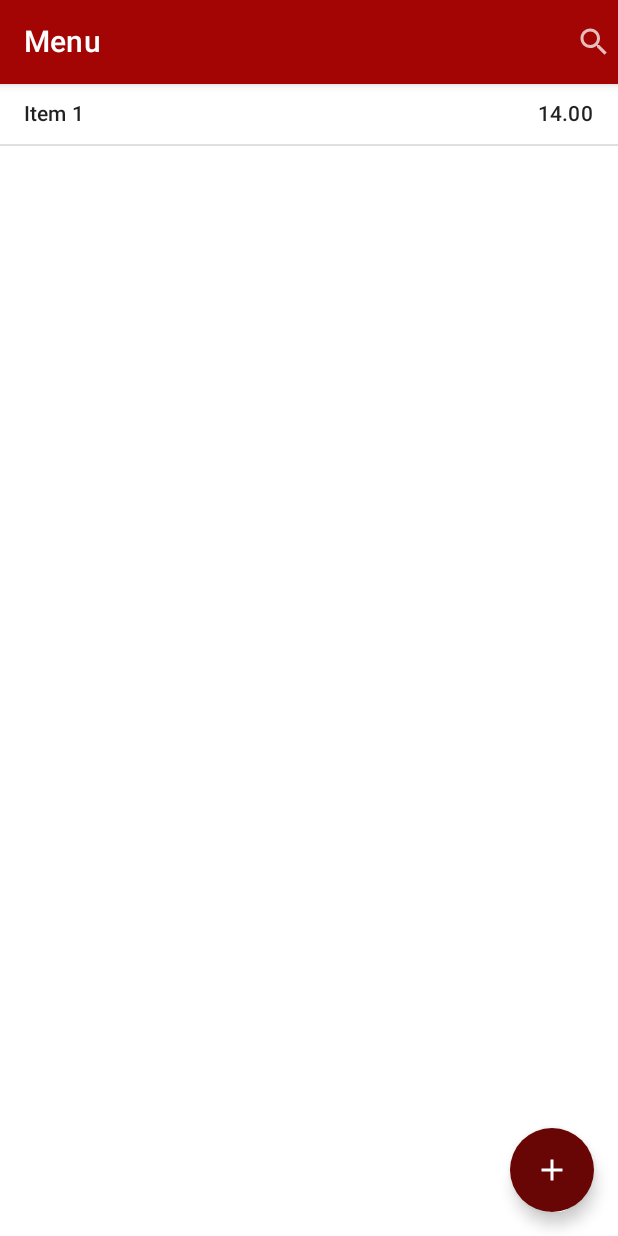
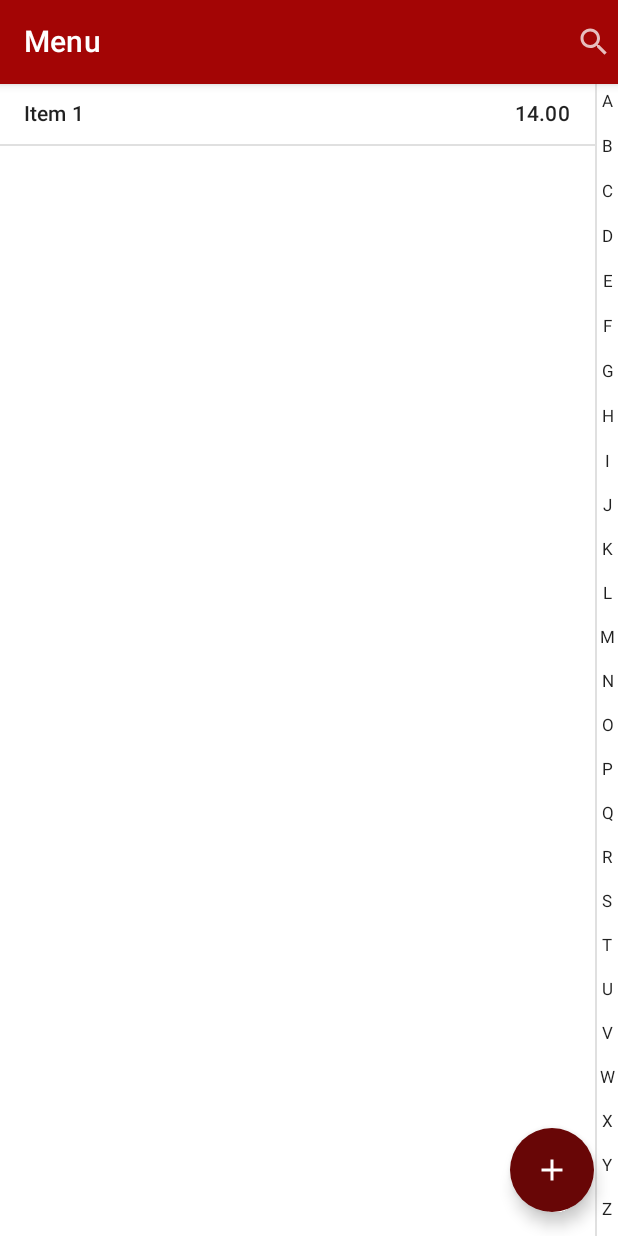
Before and after one commit to mohammadmahozi/Talabiya, an Android app built with Jetpack Compose: the @Preview function PreviewCreateSuborderScreen, on a phone screen of 412 x 824 dp. Run offline under Robolectric (Android 15) with nearby library versions, the phone set to English and light mode, and no system bars.

Commit message:
Add Order items screen ui

```diff
--- a/app/src/main/java/com/mahozi/sayed/talabiya/core/Presenters.kt
+++ b/app/src/main/java/com/mahozi/sayed/talabiya/core/Presenters.kt
@@ -7,6 +7,8 @@ import com.mahozi.sayed.talabiya.order.details.tabs.OrderDetailsPresenter
 import com.mahozi.sayed.talabiya.order.details.tabs.OrderDetailsScreen
 import com.mahozi.sayed.talabiya.order.list.ui.OrdersPresenter
 import com.mahozi.sayed.talabiya.order.list.ui.OrdersScreen
+import com.mahozi.sayed.talabiya.order.suborder.CreateSuborderPresenter
+import com.mahozi.sayed.talabiya.order.suborder.CreateSuborderScreen
 import com.mahozi.sayed.talabiya.resturant.create.CreateRestaurantPresenter
 import com.mahozi.sayed.talabiya.resturant.create.CreateRestaurantScreen
 import com.mahozi.sayed.talabiya.resturant.list.RestaurantsPresenter
@@ -33,6 +35,7 @@ class Presenters @Inject constructor(
   private val createMenuItemPresenter: CreateMenuItemPresenter.Factory,
   private val usersPresenter: Provider<UsersPresenter>,
   private val createUserPresenter: Provider<CreateUserPresenter>,
+  private val createSuborderPresenter: CreateSuborderPresenter.Factory,
 ) {
 
   fun create(screen: Screen): Presenter<*, *> {
@@ -46,6 +49,7 @@ class Presenters @Inject constructor(
       is CreateMenuItemScreen -> createMenuItemPresenter.create(screen.restaurantId)
       is UsersScreen -> usersPresenter.get()
       is CreateUserScreen -> createUserPresenter.get()
+      is CreateSuborderScreen -> createSuborderPresenter.create(screen)
       else -> throw IllegalStateException("Unknown screen $screen")
     }
   }
--- a/app/src/main/java/com/mahozi/sayed/talabiya/order/suborder/CreateSuborderScreen.kt
+++ b/app/src/main/java/com/mahozi/sayed/talabiya/order/suborder/CreateSuborderScreen.kt
@@ -1,19 +1,46 @@
 package com.mahozi.sayed.talabiya.order.suborder
 
+import android.util.Log
+import android.view.MotionEvent
+import androidx.compose.foundation.background
 import androidx.compose.foundation.clickable
+import androidx.compose.foundation.gestures.detectDragGestures
+import androidx.compose.foundation.gestures.detectTapGestures
+import androidx.compose.foundation.layout.Arrangement
+import androidx.compose.foundation.layout.Column
 import androidx.compose.foundation.layout.Row
+import androidx.compose.foundation.layout.RowScope
 import androidx.compose.foundation.layout.Spacer
+import androidx.compose.foundation.layout.fillMaxHeight
 import androidx.compose.foundation.layout.padding
+import androidx.compose.foundation.layout.width
 import androidx.compose.foundation.lazy.LazyColumn
 import androidx.compose.foundation.lazy.items
+import androidx.compose.foundation.lazy.rememberLazyListState
 import androidx.compose.material.Divider
 import androidx.compose.material.Scaffold
 import androidx.compose.material.Text
 import androidx.compose.runtime.Composable
+import androidx.compose.runtime.getValue
+import androidx.compose.runtime.mutableStateMapOf
+import androidx.compose.runtime.mutableStateOf
+import androidx.compose.runtime.remember
+import androidx.compose.runtime.rememberCoroutineScope
+import androidx.compose.runtime.setValue
 import androidx.compose.ui.Alignment
+import androidx.compose.ui.ExperimentalComposeUiApi
 import androidx.compose.ui.Modifier
+import androidx.compose.ui.input.pointer.pointerInput
+import androidx.compose.ui.input.pointer.pointerInteropFilter
+import androidx.compose.ui.layout.boundsInParent
+import androidx.compose.ui.layout.layout
+import androidx.compose.ui.layout.onGloballyPositioned
+import androidx.compose.ui.res.stringResource
 import androidx.compose.ui.tooling.preview.Preview
+import androidx.compose.ui.tooling.preview.datasource.LoremIpsum
 import androidx.compose.ui.unit.dp
+import androidx.compose.ui.unit.sp
+import androidx.compose.ui.window.Popup
 import com.mahozi.sayed.talabiya.R
 import com.mahozi.sayed.talabiya.core.money
 import com.mahozi.sayed.talabiya.core.navigation.Screen
@@ -21,6 +48,7 @@ import com.mahozi.sayed.talabiya.core.ui.components.AddFab
 import com.mahozi.sayed.talabiya.core.ui.components.SearchBar
 import com.mahozi.sayed.talabiya.core.ui.theme.AppTheme
 import com.mahozi.sayed.talabiya.resturant.menu.MenuItem
+import kotlinx.coroutines.launch
 import kotlinx.parcelize.Parcelize
 
 @Parcelize data class CreateSuborderScreen(
@@ -30,9 +58,7 @@ import kotlinx.parcelize.Parcelize
 
 @Preview
 @Composable private fun PreviewCreateSuborderScreen() {
-  AppTheme {
-    CreateSuborderScreen(
-      listOf(
+  val menu = listOf(
     MenuItem(
       0,
       "Item 1",
@@ -40,12 +66,17 @@ import kotlinx.parcelize.Parcelize
       14.money
     )
   )
+  AppTheme {
+    CreateSuborderScreen(
+      state = CreateSuborderState(menu),
+      onEvent = {}
     )
   }
 }
 
 @Composable fun CreateSuborderScreen(
-  menuItems: List<MenuItem>,
+  state: CreateSuborderState,
+  onEvent: (CreateSuborderEvent) -> Unit,
   modifier: Modifier = Modifier,
 ) {
   Scaffold(
@@ -63,15 +94,26 @@ import kotlinx.parcelize.Parcelize
       }
     }
   ) { paddingValues ->
+    Row {
       LazyColumn(
         modifier = modifier
+          .weight(1F)
           .padding(paddingValues)
       ) {
-      items(menuItems) {
+        items(state.menuItems) {
           MenuItem(item = it, onItemClicked = {})
           Divider()
         }
       }
+
+      Divider(modifier = Modifier
+        .fillMaxHeight()
+        .width(1.dp)
+      )
+
+      AlphabetIndex()
+    }
+
   }
 }
 
@@ -99,3 +141,133 @@ import kotlinx.parcelize.Parcelize
     )
   }
 }
+
+@OptIn(ExperimentalComposeUiApi::class)
+@Composable private fun RowScope.AlphabetIndex() {
+  val letters = stringResource(R.string.alphabet).split(" ")
+  var touchedLetter by remember { mutableStateOf("") }
+  var itemHeight by remember { mutableStateOf(0) }
+
+  Column(
+    horizontalAlignment = Alignment.CenterHorizontally,
+    modifier = Modifier
+      .fillMaxHeight()
+      .onGloballyPositioned { coordinates ->
+        val columnHeight = coordinates.size.height
+        itemHeight = columnHeight / letters.size
+        Log.d("gggg", "AlphabetIndex: column $columnHeight item $itemHeight")
+
+      }.pointerInput(Unit) {
+        detectTapGestures { offset ->
+          Log.d("gggg", "AlphabetIndex: offset ${offset.y}")
+
+          val indexOfTouchedLetter = (offset.y / itemHeight).toInt()
+          touchedLetter = letters[indexOfTouchedLetter]
+        }
+
+        detectDragGestures { change, _ ->
+          val indexOfTouchedLetter = (change.position.y / itemHeight).toInt()
+          touchedLetter = letters[indexOfTouchedLetter]
+        }
+      }
+  ) {
+    letters.forEach {
+      Text(
+        text = it,
+        fontSize = 11.sp,
+        modifier = Modifier
+          .weight(1F)
+          .padding(horizontal = 2.dp)
+//          .pointerInteropFilter { motionEvent ->
+//            return@pointerInteropFilter when (motionEvent.action) {
+//              MotionEvent.ACTION_DOWN -> {
+//                Log.d("gggg", "AlphabetIndex: down")
+//                touchedLetter = it
+//                true
+//              }
+//              MotionEvent.ACTION_MOVE -> {
+//                Log.d("gggg", "AlphabetIndex: move $it")
+//                false
+//
+//              }
+//              MotionEvent.ACTION_UP -> {
+//                Log.d("gggg", "AlphabetIndex: up")
+//                touchedLetter = ""
+//                true
+//              }
+//              else -> false
+//            }
+//          }
+      )
+    }
+  }
+
+  if (touchedLetter.isNotEmpty()) {
+    Log.d("gggg", "AlphabetIndex: pop")
+
+    Popup(
+      alignment = Alignment.Center
+    ) {
+      Text(text = touchedLetter)
+    }
+  }
+}
+
+//@Composable fun O() {
+//  val items = remember { LoremIpsum().values.first().split(" ").sortedBy { it.lowercase() } }
+//  val headers = remember { items.map { it.first().uppercase() }.toSet().toList() }
+//  Row {
+//    val listState = rememberLazyListState()
+//    LazyColumn(
+//      state = listState,
+//      modifier = Modifier.weight(1f)
+//    ) {
+//      items(items) {
+//        Text(it)
+//      }
+//    }
+//    val offsets = remember { mutableStateMapOf<Int, Float>() }
+//    var selectedHeaderIndex by remember { mutableStateOf(0) }
+//    val scope = rememberCoroutineScope()
+//
+//    fun updateSelectedIndexIfNeeded(offset: Float) {
+//      val index = offsets
+//        .mapValues { abs(it.value - offset) }
+//        .entries
+//        .minByOrNull { it.value }
+//        ?.key ?: return
+//      if (selectedHeaderIndex == index) return
+//      selectedHeaderIndex = index
+//      val selectedItemIndex = items.indexOfFirst { it.first().uppercase() == headers[selectedHeaderIndex] }
+//      scope.launch {
+//        listState.scrollToItem(selectedItemIndex)
+//      }
+//    }
+//
+//    Column(
+//      verticalArrangement = Arrangement.SpaceEvenly,
+//      modifier = Modifier
+//        .fillMaxHeight()
+//        .background(Color.Gray)
+//        .pointerInput(Unit) {
+//          detectTapGestures {
+//            updateSelectedIndexIfNeeded(it.y)
+//          }
+//        }
+//        .pointerInput(Unit) {
+//          detectVerticalDragGestures { change, _ ->
+//            updateSelectedIndexIfNeeded(change.position.y)
+//          }
+//        }
+//    ) {
+//      headers.forEachIndexed { i, header ->
+//        Text(
+//          header,
+//          modifier = Modifier.onGloballyPositioned { coordinates ->
+//            offsets[i] = coordinates.boundsInParent().center.y
+//          }
+//        )
+//      }
+//    }
+//  }
+//}
--- a/app/src/main/res/values/strings.xml
+++ b/app/src/main/res/values/strings.xml
@@ -114,5 +114,6 @@
     <string name="search_by_food_name">Search by food name</string>
     <string name="cancel_search">Cancel search</string>
 
+    <string name="alphabet">A B C D E F G H I J K L M N O P Q R S T U V W X Y Z</string>
 
 </resources>
```
Also changed, not shown: app/src/main/java/com/mahozi/sayed/talabiya/core/Uis.kt (+7 -0 lines), 1 other file. Lines whose indentation alone changed are shown as unchanged.
